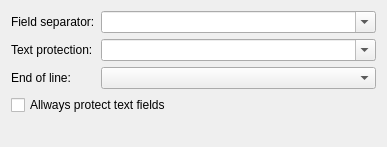
Above: src/mdtcsv/mdtCsvSettingsWidget.ui from scandyna/multidiagtools before the change. Below: the same form after it.
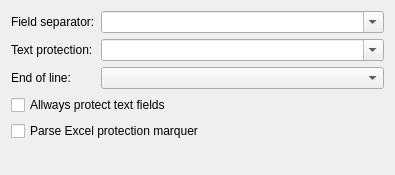
That is the form after the change.

```diff
--- a/src/mdtcsv/mdtCsvSettingsWidget.ui
+++ b/src/mdtcsv/mdtCsvSettingsWidget.ui
@@ -6,8 +6,8 @@
    <rect>
     <x>0</x>
     <y>0</y>
-    <width>387</width>
-    <height>147</height>
+    <width>395</width>
+    <height>175</height>
    </rect>
   </property>
   <property name="windowTitle">
@@ -70,6 +70,13 @@
      </property>
     </widget>
    </item>
+   <item>
+    <widget class="QCheckBox" name="cbParseExp">
+     <property name="text">
+      <string>Parse Excel protection marquer</string>
+     </property>
+    </widget>
+   </item>
    <item>
     <spacer name="verticalSpacer">
      <property name="orientation">
```
